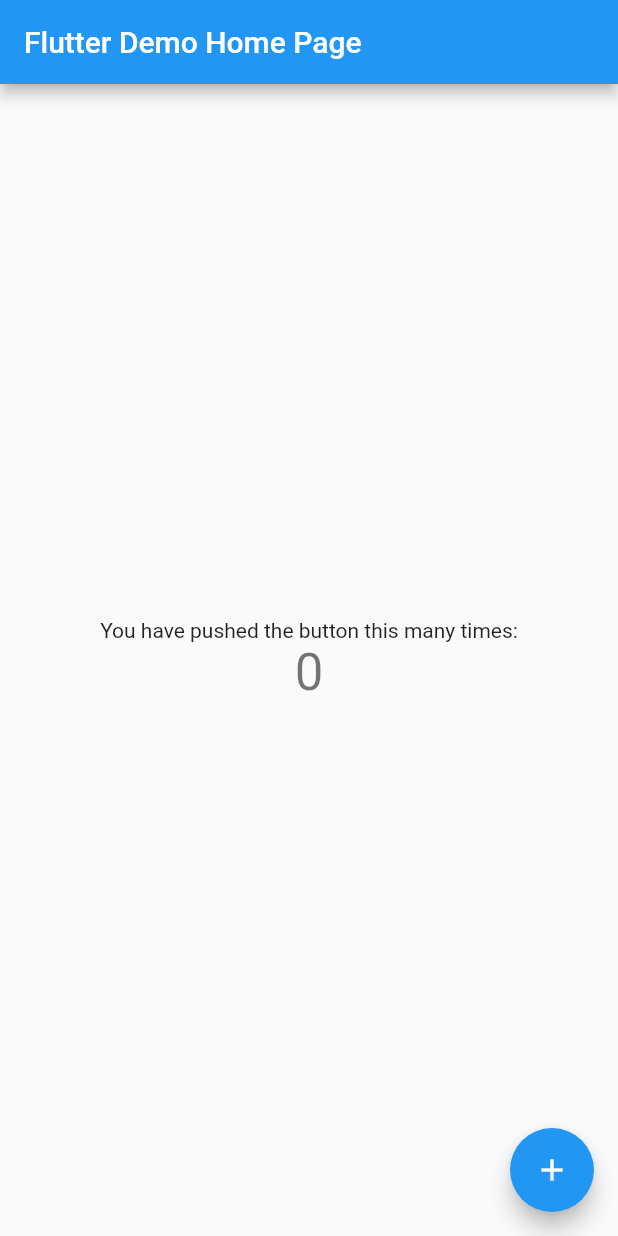
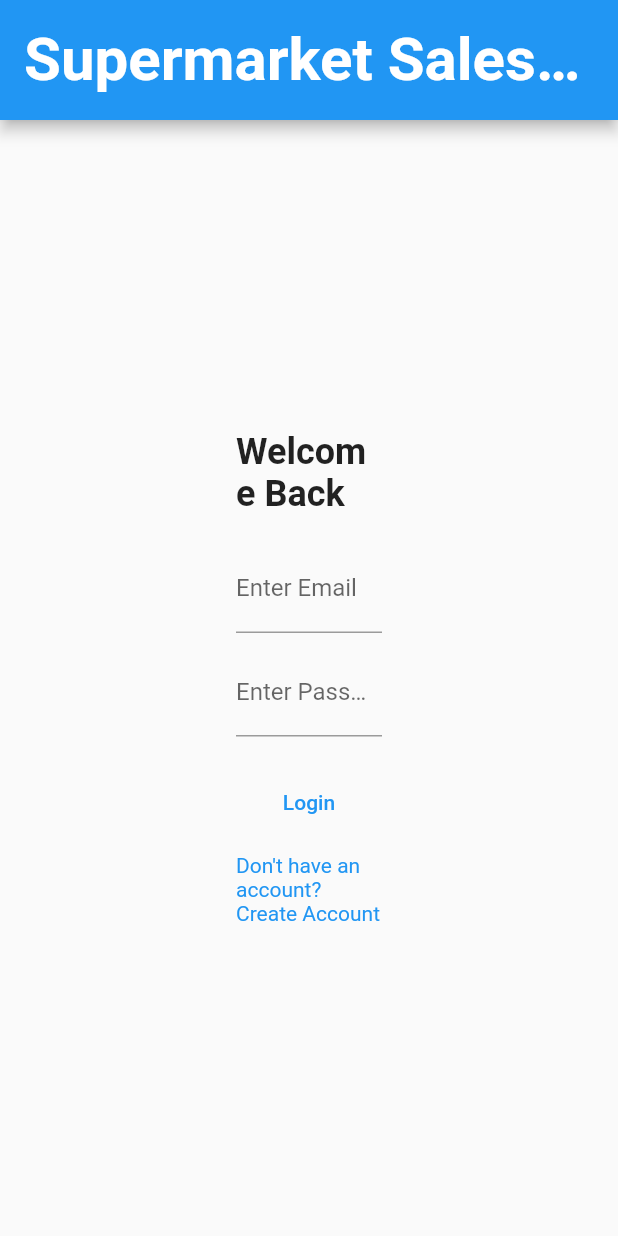
Before and after one commit to Rudrransh17/Supermarket-Sales-Data, a Flutter app: the screen it shows after launch, on a phone screen of 412 x 824 dp. Run offline on Flutter 3.47's test engine with Material 2 defaults, Android fonts, the phone set to English and light mode, and no system bars.

Commit message:
Basic login page

```diff
--- /dev/null
+++ b/lib/login.dart
@@ -0,0 +1,74 @@
+import 'package:flutter/material.dart';
+
+class LoginPage extends StatelessWidget {
+  @override
+  Widget build(BuildContext context) {
+    return Scaffold(
+      appBar: AppBar(
+        centerTitle: true,
+        toolbarHeight: 80,
+        titleTextStyle: const TextStyle(
+          fontSize: 40.0,
+          fontWeight: FontWeight.bold,
+        ),
+        title: const Text('Supermarket Sales Data Visualizer',
+        ),
+      ),
+      body: Row(
+        children: [
+          Expanded(child: Container(),),
+          Expanded(
+            child: Padding(
+              padding: EdgeInsets.all(20.0),
+              child: Column(
+                mainAxisAlignment: MainAxisAlignment.center,
+                children: [
+                  Text(
+                    'Welcome Back',
+                    style: TextStyle(
+                      fontSize: 24.0,
+                      fontWeight: FontWeight.bold,
+                    ),
+                  ),
+                  SizedBox(height: 20.0),
+                  TextField(
+                    decoration: InputDecoration(
+                      labelText: 'Enter Email',
+                    ),
+                  ),
+                  SizedBox(height: 10.0),
+                  TextField(
+                    decoration: InputDecoration(
+                      labelText: 'Enter Password',
+                    ),
+                    obscureText: true,
+                  ),
+                  SizedBox(height: 20.0),
+                  TextButton(
+                    onPressed: () {
+                      // Perform login functionality here
+                    },
+                    child: Text('Login'),
+                  ),
+                  SizedBox(height: 10.0),
+                  GestureDetector(
+                    onTap: () {
+                      // Navigate to create account page
+                    },
+                    child: Text(
+                      "Don't have an account? Create Account",
+                      style: TextStyle(
+                        color: Colors.blue,
+                      ),
+                    ),
+                  ),
+                ],
+              ),
+            ),
+          ),
+          Expanded(child: Container(),),
+        ],
+      ),
+    );
+  }
+}
--- a/lib/main.dart
+++ b/lib/main.dart
@@ -1,115 +1,26 @@
 import 'package:flutter/material.dart';
+import 'login.dart';
 
 void main() {
-  runApp(const MyApp());
+  runApp(MyApp());
 }
 
 class MyApp extends StatelessWidget {
-  const MyApp({super.key});
+  final Map<String, WidgetBuilder> routes = {
+    '/login': (context) => LoginPage(),
+    // Add more routes here
+  };
 
-  // This widget is the root of your application.
   @override
   Widget build(BuildContext context) {
+
     return MaterialApp(
-      title: 'Flutter Demo',
+      title: 'Supermarket Sales Data Visualizer',
       theme: ThemeData(
-        // This is the theme of your application.
-        //
-        // Try running your application with "flutter run". You'll see the
-        // application has a blue toolbar. Then, without quitting the app, try
-        // changing the primarySwatch below to Colors.green and then invoke
-        // "hot reload" (press "r" in the console where you ran "flutter run",
-        // or simply save your changes to "hot reload" in a Flutter IDE).
-        // Notice that the counter didn't reset back to zero; the application
-        // is not restarted.
         primarySwatch: Colors.blue,
       ),
-      home: const MyHomePage(title: 'Flutter Demo Home Page'),
+      initialRoute: '/login',
+      routes: routes,
     );
   }
 }
-
-class MyHomePage extends StatefulWidget {
-  const MyHomePage({super.key, required this.title});
-
-  // This widget is the home page of your application. It is stateful, meaning
-  // that it has a State object (defined below) that contains fields that affect
-  // how it looks.
-
-  // This class is the configuration for the state. It holds the values (in this
-  // case the title) provided by the parent (in this case the App widget) and
-  // used by the build method of the State. Fields in a Widget subclass are
-  // always marked "final".
-
-  final String title;
-
-  @override
-  State<MyHomePage> createState() => _MyHomePageState();
-}
-
-class _MyHomePageState extends State<MyHomePage> {
-  int _counter = 0;
-
-  void _incrementCounter() {
-    setState(() {
-      // This call to setState tells the Flutter framework that something has
-      // changed in this State, which causes it to rerun the build method below
-      // so that the display can reflect the updated values. If we changed
-      // _counter without calling setState(), then the build method would not be
-      // called again, and so nothing would appear to happen.
-      _counter++;
-    });
-  }
-
-  @override
-  Widget build(BuildContext context) {
-    // This method is rerun every time setState is called, for instance as done
-    // by the _incrementCounter method above.
-    //
-    // The Flutter framework has been optimized to make rerunning build methods
-    // fast, so that you can just rebuild anything that needs updating rather
-    // than having to individually change instances of widgets.
-    return Scaffold(
-      appBar: AppBar(
-        // Here we take the value from the MyHomePage object that was created by
-        // the App.build method, and use it to set our appbar title.
-        title: Text(widget.title),
-      ),
-      body: Center(
-        // Center is a layout widget. It takes a single child and positions it
-        // in the middle of the parent.
-        child: Column(
-          // Column is also a layout widget. It takes a list of children and
-          // arranges them vertically. By default, it sizes itself to fit its
-          // children horizontally, and tries to be as tall as its parent.
-          //
-          // Invoke "debug painting" (press "p" in the console, choose the
-          // "Toggle Debug Paint" action from the Flutter Inspector in Android
-          // Studio, or the "Toggle Debug Paint" command in Visual Studio Code)
-          // to see the wireframe for each widget.
-          //
-          // Column has various properties to control how it sizes itself and
-          // how it positions its children. Here we use mainAxisAlignment to
-          // center the children vertically; the main axis here is the vertical
-          // axis because Columns are vertical (the cross axis would be
-          // horizontal).
-          mainAxisAlignment: MainAxisAlignment.center,
-          children: <Widget>[
-            const Text(
-              'You have pushed the button this many times:',
-            ),
-            Text(
-              '$_counter',
-              style: Theme.of(context).textTheme.headline4,
-            ),
-          ],
-        ),
-      ),
-      floatingActionButton: FloatingActionButton(
-        onPressed: _incrementCounter,
-        tooltip: 'Increment',
-        child: const Icon(Icons.add),
-      ), // This trailing comma makes auto-formatting nicer for build methods.
-    );
-  }
-}
```
Also changed, not shown: 1 other file.
